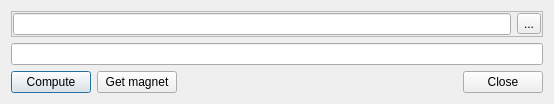
First picture: the form in eiskaltdcpp-qt/ui/UIFileHasher.ui, repository eiskaltdcpp/eiskaltdcpp, before the edit.
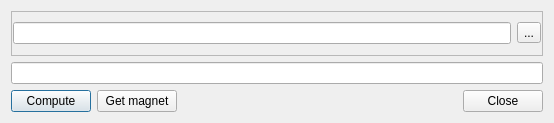
Second picture: the form after the edit.

Patch:
```diff
--- a/eiskaltdcpp-qt/ui/UIFileHasher.ui
+++ b/eiskaltdcpp-qt/ui/UIFileHasher.ui
@@ -10,7 +10,7 @@
     <x>0</x>
     <y>0</y>
     <width>554</width>
-    <height>99</height>
+    <height>123</height>
    </rect>
   </property>
   <property name="sizePolicy">
```
Left out of the diff: 13 changed lines with no effect on the pictures.
